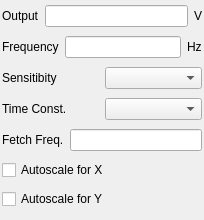
Qt form modules/lia/lockinampform.ui (northriv/KAME) before a commit.
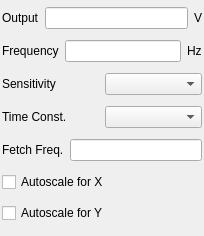
The same form after that commit.

Diff of the .ui file:
```diff
--- a/modules/lia/lockinampform.ui
+++ b/modules/lia/lockinampform.ui
@@ -7,7 +7,7 @@
     <x>0</x>
     <y>0</y>
     <width>204</width>
-    <height>220</height>
+    <height>236</height>
    </rect>
   </property>
   <property name="windowTitle">
@@ -78,7 +78,7 @@
          </sizepolicy>
         </property>
         <property name="text">
-         <string>Sensitibity</string>
+         <string>Sensitivity</string>
         </property>
         <property name="wordWrap">
          <bool>false</bool>
```
